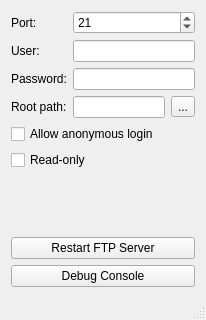
Above: mainwindow.ui from sashoalm/QFtpServer before the change. Below: the same form after it.
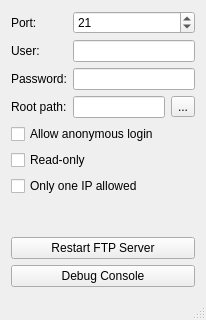
That is the form after the change.

```diff
--- a/mainwindow.ui
+++ b/mainwindow.ui
@@ -117,6 +117,13 @@
       </property>
      </spacer>
     </item>
+    <item row="8" column="0" colspan="3">
+     <widget class="QCheckBox" name="checkBoxOnlyOneIpAllowed">
+      <property name="text">
+       <string>Only one IP allowed</string>
+      </property>
+     </widget>
+    </item>
    </layout>
   </widget>
   <widget class="QMenuBar" name="menuBar">
```
